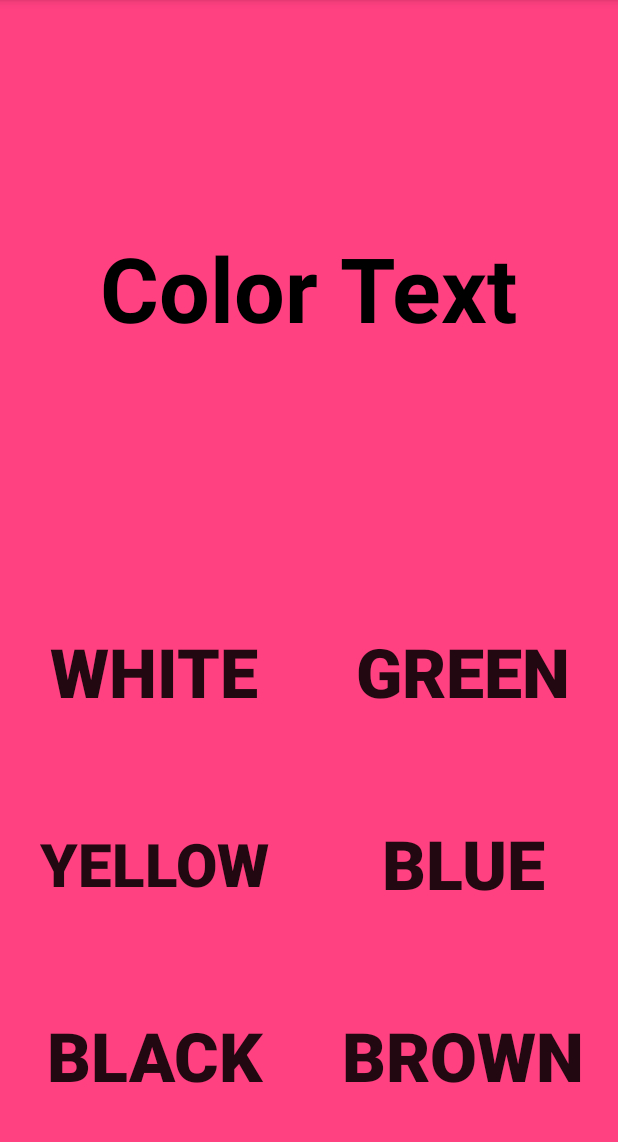
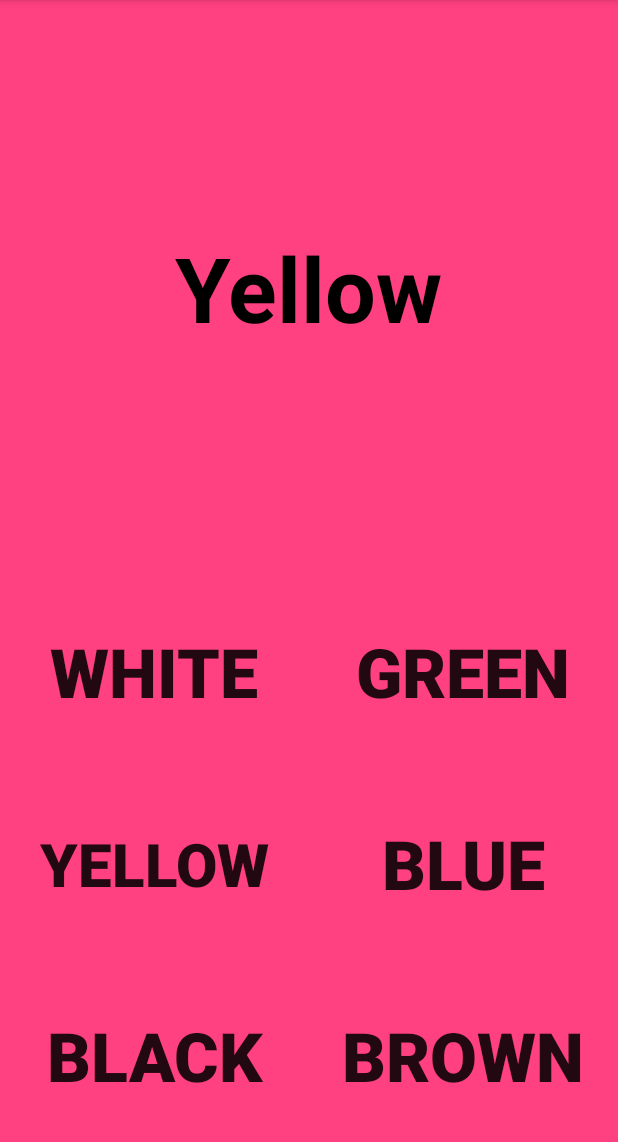
Before and after one commit to fruitbraker/RedbirdHacks2016, an Android app: the MainActivity screen opened directly, with no data from a screen before it, on a phone screen of 412 x 824 dp, the part 84-1226 px from its top. Run offline under Robolectric (Android 15) with nearby library versions, the phone set to English and light mode, and no system bars.

Commit message:
Base game implemented.
Works as expected.

```diff
--- /dev/null
+++ b/app/src/main/java/MyApplication.java
@@ -0,0 +1,2 @@
+public class MyApplication {
+}
--- a/app/src/main/java/com/ercpng/redbirdhacks2016/activities/MainActivity.java
+++ b/app/src/main/java/com/ercpng/redbirdhacks2016/activities/MainActivity.java
@@ -1,16 +1,137 @@
 package com.ercpng.redbirdhacks2016.activities;
 
+import android.graphics.Color;
 import android.os.Bundle;
 import android.support.v7.app.AppCompatActivity;
+import android.view.Gravity;
+import android.view.View;
+import android.widget.Button;
+import android.widget.TextView;
+import android.widget.Toast;
 
 import com.ercpng.redbirdhacks2016.R;
 
-public class MainActivity extends AppCompatActivity {
+import java.util.Random;
+
+public class MainActivity extends AppCompatActivity implements View.OnClickListener {
+
+    private Button bWhite, bGreen, bYellow, bBlue, bBlack, bBrown;
+    private TextView tv;
+    private Toast toast;
+
+    private Random random;
+
+    private String[] color = new String[6];
+    private int textColor, text;
 
     @Override
     protected void onCreate(Bundle savedInstanceState) {
         super.onCreate(savedInstanceState);
         setContentView(R.layout.activity_main);
+        init();
+    }
+
+    private void init() {
+        bWhite = (Button) findViewById(R.id.bWhite);
+        bGreen = (Button) findViewById(R.id.bGreen);
+        bYellow = (Button) findViewById(R.id.bYellow);
+        bBlue = (Button) findViewById(R.id.bBlue);
+        bBlack = (Button) findViewById(R.id.bBlack);
+        bBrown = (Button) findViewById(R.id.bBrown);
+
+        bWhite.setOnClickListener(this);
+        bGreen.setOnClickListener(this);
+        bYellow.setOnClickListener(this);
+        bBlue.setOnClickListener(this);
+        bBlack.setOnClickListener(this);
+        bBrown.setOnClickListener(this);
+
+        tv = (TextView) findViewById(R.id.tvColor);
+
+        color[0] = "White";
+        color[1] = "Green";
+        color[2] = "Yellow";
+        color[3] = "Blue";
+        color[4] = "Black";
+        color[5] = "Brown";
+
+        random = new Random();
+        toast = new Toast(getApplicationContext());
+
+        generateNext();
+    }
+
+    private void generateNext() {
+        textColor = random.nextInt((5-0) + 1) + 0;
+        text = random.nextInt((5-0) + 1) + 0;
+
+        tv.setText(color[text]);
+
+        switch(textColor) {
+            case 0:
+                //white
+                tv.setTextColor(Color.rgb(255, 225, 255));
+                break;
+            case 1:
+                //green
+                tv.setTextColor(Color.rgb(37, 90, 0));
+                break;
+            case 2:
+                //yellow
+                tv.setTextColor(Color.rgb(255, 255, 0));
+                break;
+            case 3:
+                //blue
+                tv.setTextColor(Color.rgb(63, 81, 181));
+                break;
+            case 4:
+                //black
+                tv.setTextColor(Color.rgb(0, 0, 0));
+                break;
+            case 5:
+                //brown
+                tv.setTextColor(Color.rgb(124, 62, 0));
+                break;
+            default:
+                Toast.makeText(getApplicationContext(), "BUG BUG", Toast.LENGTH_LONG).show();
+        }
+    }
+
+    private void checkAnswer(int input) {
+        if(input == textColor) {
+            toast.setGravity(Gravity.TOP|Gravity.CENTER, 0, 0);
+            toast.makeText(getApplicationContext(), "Correct!", Toast.LENGTH_SHORT).show();
+        } else {
+            toast.setGravity(Gravity.TOP|Gravity.CENTER, 0, 0);
+            toast.makeText(getApplicationContext(), "Correct!", Toast.LENGTH_SHORT).show();
+        }
+        generateNext();
+    }
+
+    @Override
+    public void onClick(View v) {
+        switch(v.getId()) {
+            case R.id.bWhite:
+                checkAnswer(0);
+                break;
+            case R.id.bGreen:
+                checkAnswer(1);
+                break;
+            case R.id.bYellow:
+                checkAnswer(2);
+                break;
+            case R.id.bBlue:
+                checkAnswer(3);
+                break;
+            case R.id.bBlack:
+                checkAnswer(4);
+                break;
+            case R.id.bBrown:
+                checkAnswer(5);
+                break;
+            default:
+                Toast.makeText(MainActivity.this, "Uhoh, BUG BUG BUG BUG BUG. SQUASH IT MUAHAHAHA", Toast.LENGTH_SHORT).show();
+        }
 
     }
 }
--- a/app/src/main/res/layout/activity_main.xml
+++ b/app/src/main/res/layout/activity_main.xml
@@ -20,6 +20,7 @@
                 android:text="Color Text"
                 android:textStyle="bold"
                 android:textColor="#000000"
+                android:id="@+id/tvColor"
                 android:layout_gravity="center"
                 android:layout_centerVertical="true"
                 android:layout_centerHorizontal="true" />
```
